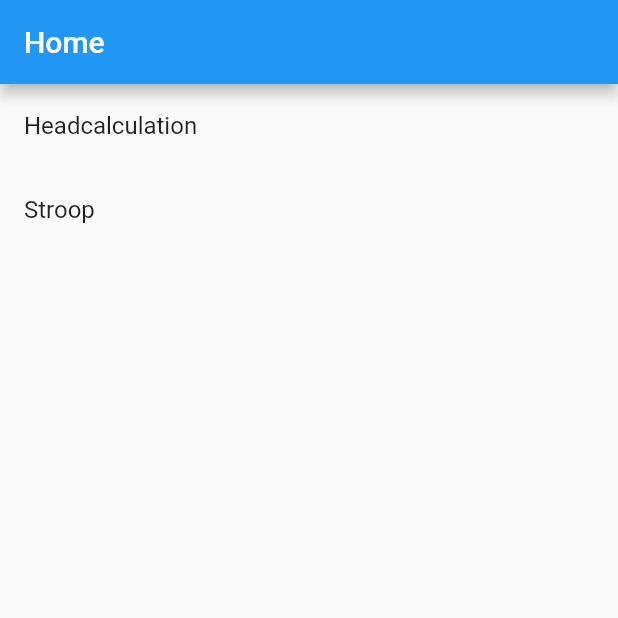
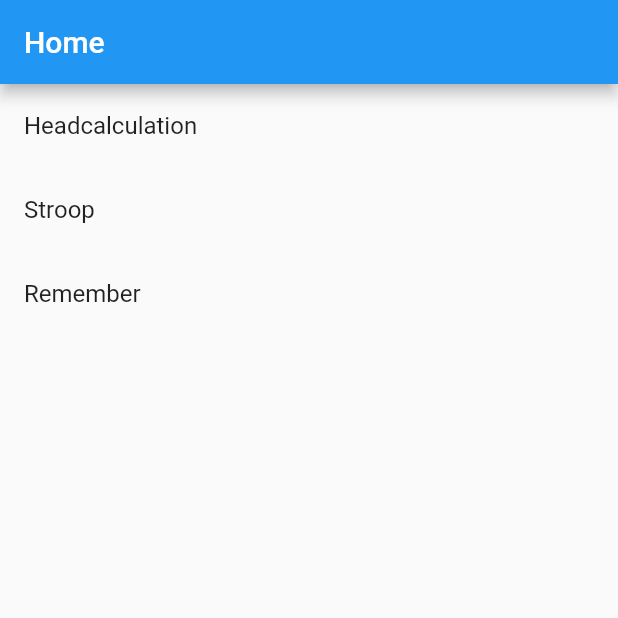
Before and after one commit to fkropfhamer/brainjogging, a Flutter app: the screen it shows after launch, on a phone screen of 412 x 824 dp, the top half of it. Run offline on Flutter 3.47's test engine with Material 2 defaults, Android fonts, the phone set to English and light mode, and no system bars.

Commit message:
added remember.

```diff
--- a/lib/home.dart
+++ b/lib/home.dart
@@ -11,7 +11,8 @@ class Home extends StatelessWidget {
       body: ListView(
         children: [
           ListTile(title: const Text("Headcalculation"), onTap: () => Navigator.of(context).pushNamed('/headcalculation'),),
-          ListTile(title: const Text("Stroop"), onTap: () => Navigator.of(context).pushNamed('/stroop'),)
+          ListTile(title: const Text("Stroop"), onTap: () => Navigator.of(context).pushNamed('/stroop'),),
+          ListTile(title: const Text("Remember"), onTap: () => Navigator.of(context).pushNamed('/remember'),),
         ],
       )
     );
--- a/lib/main.dart
+++ b/lib/main.dart
@@ -1,5 +1,6 @@
 import 'package:brain_jogging_flutter/headcalculation.dart';
 import 'package:brain_jogging_flutter/home.dart';
+import 'package:brain_jogging_flutter/rememeber.dart';
 import 'package:brain_jogging_flutter/stroop.dart';
 import 'package:flutter/material.dart';
 
@@ -28,7 +29,8 @@ class App extends StatelessWidget {
       home: Home(),
       routes: <String, WidgetBuilder>{
         '/headcalculation': (BuildContext context) => Headcalculation(),
-        '/stroop' : (BuildContext context) => Stroop()
+        '/stroop': (BuildContext context) => Stroop(),
+        '/remember': (BuildContext context) => Remember(),
       },
     );
   }
--- /dev/null
+++ b/lib/rememeber.dart
@@ -0,0 +1,22 @@
+import 'package:flutter/material.dart';
+
+class Remember extends StatefulWidget {
+  const Remember({ Key? key }) : super(key: key);
+
+  @override
+  _RememberState createState() => _RememberState();
+}
+
+class _RememberState extends State<Remember> {
+  @override
+  Widget build(BuildContext context) {
+    return Scaffold(
+      appBar: AppBar(title: const Text("Remember"),),
+      body: Column(
+        children: [
+          Center(child: Text("haha", style: TextStyle(fontSize: 30),),)
+        ],
+      ),
+    );
+  }
+}
```
